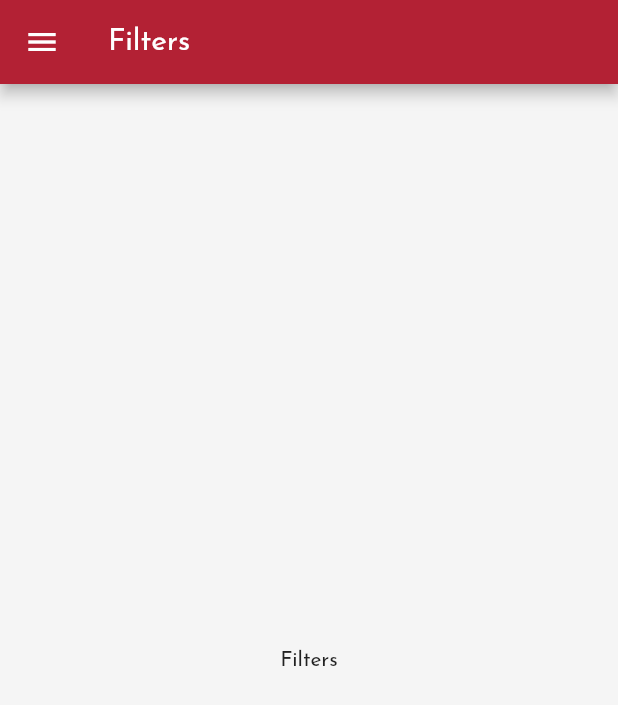
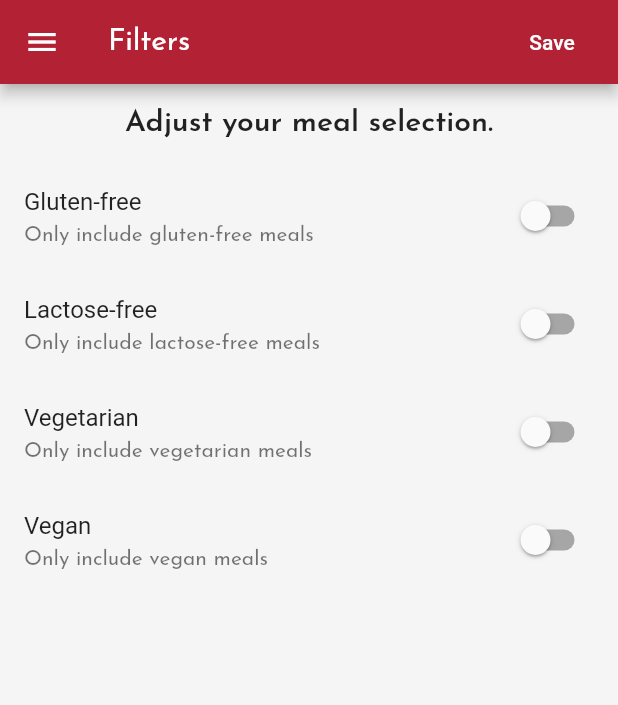
Before and after one commit to Allabergen/Meal-Flutter, a Flutter app: the FiltersScreen screen opened by its route, on a phone screen of 412 x 824 dp. Shown: the top 705 px of the screen. Run offline on Flutter 3.47's test engine with Material 2 defaults, Android fonts, the phone set to English and light mode, and no system bars.

Commit message:
change Main to Stateful Widget; Filters Screen (with some bugs)

```diff
--- a/lib/main.dart
+++ b/lib/main.dart
@@ -1,5 +1,7 @@
 import 'package:flutter/material.dart';
 import 'package:flutter/services.dart';
+import 'package:meals_flutter/dummy_data.dart';
+import 'package:meals_flutter/models/meal.dart';
 import 'package:meals_flutter/screens/filters_screen.dart';
 import 'package:meals_flutter/screens/tabs_screen.dart';
 
@@ -12,7 +14,32 @@ void main() {
   runApp(MyApp());
 }
 
-class MyApp extends StatelessWidget {
+class MyApp extends StatefulWidget {
+  @override
+  _MyAppState createState() => _MyAppState();
+}
+
+class _MyAppState extends State<MyApp> {
+  Map<String, bool> _filters = {
+    'gluten': false,
+    'lactose': false,
+    'vegan': false,
+    'vegetarian': false,
+  };
+  List<Meal> _availableMeals = DUMMY_MEALS;
+
+  void _setFilters(Map<String, bool> filterData) {
+    setState(() {
+      _filters = filterData;
+      _availableMeals = DUMMY_MEALS.where((meal) {
+        if (_filters['gluten'] && !meal.isGlutenFree) return false;
+        if (_filters['lactose'] && !meal.isLactoseFree) return false;
+        if (_filters['vegan'] && !meal.isVegan) return false;
+        if (_filters['vegetarian'] && !meal.isVegetarian) return false;
+      }).toList();
+    });
+  }
+
   @override
   Widget build(BuildContext context) {
     return MaterialApp(
@@ -39,9 +66,9 @@ class MyApp extends StatelessWidget {
       initialRoute: '/',
       routes: {
         '/': (ctx) => TabsScreen(),
-        CategoryMealsScreen.routeName: (ctx) => CategoryMealsScreen(),
+        CategoryMealsScreen.routeName: (ctx) => CategoryMealsScreen(_availableMeals),
         MealDetailScreen.routeName: (ctx) => MealDetailScreen(),
-        FiltersScreen.routeName: (ctx) => FiltersScreen(),
+        FiltersScreen.routeName: (ctx) => FiltersScreen(_filters, _setFilters),
       },
       // onGenerateRoute: (settings) {
       //   print(settings.name);
--- a/lib/screens/category_meals_screen.dart
+++ b/lib/screens/category_meals_screen.dart
@@ -2,10 +2,12 @@ import 'package:flutter/material.dart';
 import 'package:meals_flutter/models/meal.dart';
 import 'package:meals_flutter/widgets/meal_item.dart';
 
-import '../dummy_data.dart';
-
 class CategoryMealsScreen extends StatefulWidget {
   static const routeName = 'category_meals_screen';
+
+  final List<Meal> availableMeals;
+
+  CategoryMealsScreen(this.availableMeals);
 
   @override
   _CategoryMealsScreenState createState() => _CategoryMealsScreenState();
@@ -31,7 +33,7 @@ class _CategoryMealsScreenState extends State<CategoryMealsScreen> {
           ModalRoute.of(context).settings.arguments as Map<String, String>;
       categoryTitle = routeArgs['title'];
       final categoryId = routeArgs['id'];
-      displayedMeals = DUMMY_MEALS.where(
+      displayedMeals = widget.availableMeals.where(
         (meal) {
           return meal.categories.contains(categoryId);
         },
--- a/lib/screens/filters_screen.dart
+++ b/lib/screens/filters_screen.dart
@@ -1,17 +1,115 @@
 import 'package:flutter/material.dart';
 import 'package:meals_flutter/widgets/main_drawer.dart';
 
-class FiltersScreen extends StatelessWidget {
+class FiltersScreen extends StatefulWidget {
   static const routeName = '/filters';
+  final Function saveFilters;
+  final Map<String, bool> currentFilters;
+
+  FiltersScreen(this.currentFilters, this.saveFilters);
+
+  @override
+  _FiltersScreenState createState() => _FiltersScreenState();
+}
+
+class _FiltersScreenState extends State<FiltersScreen> {
+  var _glutenFree = false;
+  var _vegetarian = false;
+  var _vegan = false;
+  var _lactoseFree = false;
+
+  Widget _buildSwitchListTile(String title, String description,
+      bool currentValue, Function updateValue) {
+    return SwitchListTile(
+      title: Text(title),
+      value: currentValue,
+      subtitle: Text(description),
+      onChanged: (newValue) {
+        setState(updateValue);
+      },
+    );
+  }
+
+  @override
+  void initState() {
+    super.initState();
+    _glutenFree = widget.currentFilters['gluten'];
+    _lactoseFree = widget.currentFilters['lactose'];
+    _vegan = widget.currentFilters['vegan'];
+    _vegetarian = widget.currentFilters['vegetarian'];
+  }
 
   @override
   Widget build(BuildContext context) {
     return Scaffold(
       appBar: AppBar(
         title: Text('Filters'),
+        actions: <Widget>[
+          FlatButton(
+            child: Text('Save', style: TextStyle(color: Colors.white),),
+            onPressed: () {
+              final selectedFilters = {
+                'gluten': _glutenFree,
+                'lactose': _lactoseFree,
+                'vegan': _vegan,
+                'vegetarian': _vegetarian,
+              };
+              widget.saveFilters(selectedFilters);
+            },
+          ),
+        ],
       ),
-      body: Center(
-        child: Text('Filters'),
+      body: Column(
+        children: <Widget>[
+          Container(
+            padding: EdgeInsets.all(16.0),
+            child: Text(
+              'Adjust your meal selection.',
+              style: Theme.of(context).textTheme.title,
+            ),
+          ),
+          Expanded(
+            child: ListView(
+              children: <Widget>[
+                _buildSwitchListTile('Gluten-free',
+                    'Only include gluten-free meals', _glutenFree, (newValue) {
+                  setState(
+                    () {
+                      _glutenFree = newValue;
+                    },
+                  );
+                }),
+                _buildSwitchListTile(
+                    'Lactose-free',
+                    'Only include lactose-free meals',
+                    _lactoseFree, (newValue) {
+                  setState(
+                    () {
+                      _lactoseFree = newValue;
+                    },
+                  );
+                }),
+                _buildSwitchListTile(
+                    'Vegetarian', 'Only include vegetarian meals', _vegetarian,
+                    (newValue) {
+                  setState(
+                    () {
+                      _vegetarian = newValue;
+                    },
+                  );
+                }),
+                _buildSwitchListTile(
+                    'Vegan', 'Only include vegan meals', _vegan, (newValue) {
+                  setState(
+                    () {
+                      _vegan = newValue;
+                    },
+                  );
+                }),
+              ],
+            ),
+          ),
+        ],
       ),
       drawer: MainDrawer(),
     );
```
